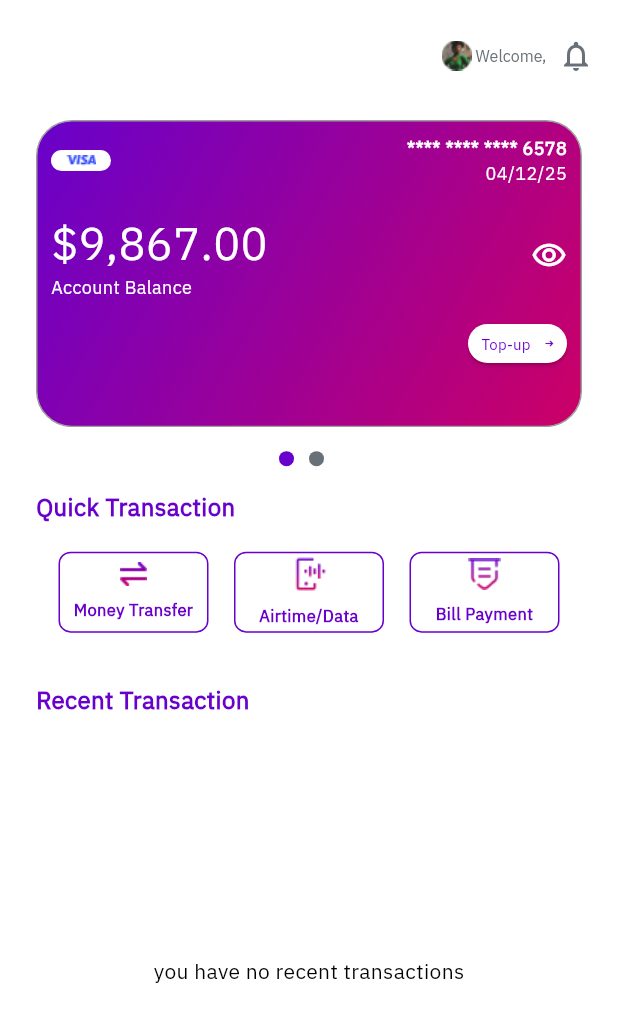
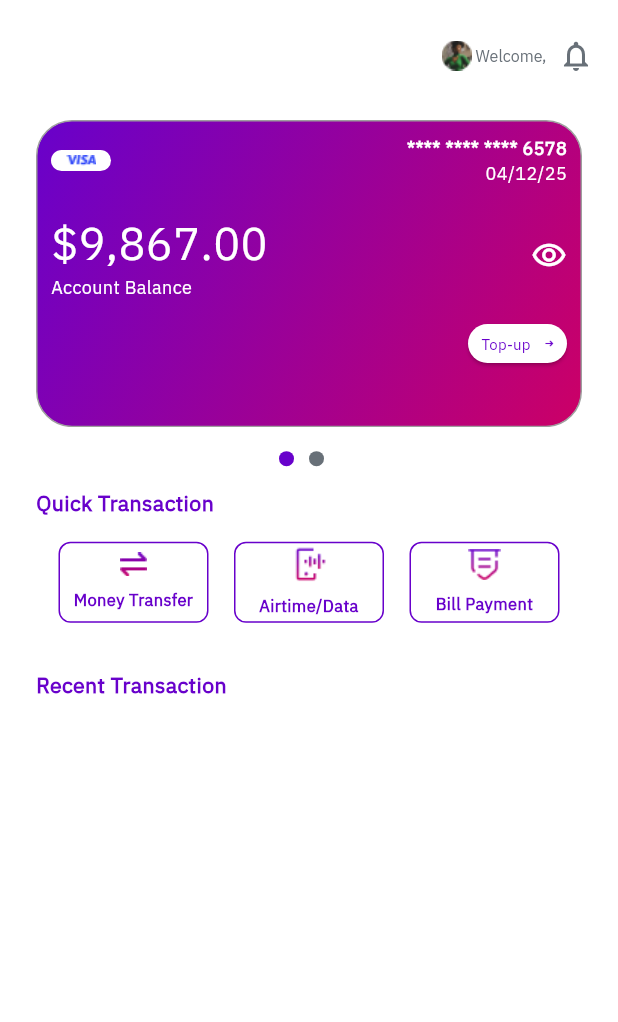
Before and after one commit to Broadspectrum-Digital-Payments/trendipay-mobile-app, a Flutter app: the WalletScreen screen opened directly, on a phone screen of 412 x 824 dp. Shown: the top 1022 px of the screen. Run offline on Flutter 3.47's test engine with Material 3 defaults, Android fonts, the phone set to English and light mode, and no system bars; drawn by our look-alikes of carousel_slider; our stand-ins replace dartz, dio, equatable, flutter_bloc, flutter_screenutil, flutter_secure_storage and 10 more; accounts and stored records are empty.

Commit message:
created styles const created hdivider widget created wallet model

```diff
--- /dev/null
+++ b/lib/common/constants/styles.dart
@@ -0,0 +1,17 @@
+
+
+import 'package:flutter/material.dart';
+
+import '../../core/constants/colors.dart';
+
+const kBoldFontStyle = TextStyle(
+  fontFamily: 'IBMPlexSans',
+  fontWeight: FontWeight.w700,
+  color: BDPColors.primary,
+);
+
+const kRegularFontStyle = TextStyle(
+  fontFamily: 'IBMPlexSans',
+  fontWeight: FontWeight.w400,
+  color: BDPColors.primary,
+);
--- a/lib/common/widgets/custom_appbar/custom_appbar.dart
+++ b/lib/common/widgets/custom_appbar/custom_appbar.dart
@@ -1,5 +1,5 @@
 import 'package:flutter/material.dart';
-import '../../../features/mainscreens/screens/wallets/widgets/wallet_user.dart';
+import '../../../src/feature/wallet/presentation/widgets/wallet_user.dart';
 import '../../../core/constants/image_strings.dart';
 import '../../../src/shared_widgets/common/authheaders.dart';
 
--- a/lib/core/constants/common.dart
+++ b/lib/core/constants/common.dart
@@ -8,3 +8,5 @@ const kWidthPadding = 24.0;
 const kSignupAction = 'sign-up';
 
 const kChangePin = 'change-pin';
+
+const kProcessedStatus = 'processed';
--- a/lib/features/mainscreens/screens/select_wallet_screen/select_wallet.dart
+++ b/lib/features/mainscreens/screens/select_wallet_screen/select_wallet.dart
@@ -7,7 +7,6 @@ import 'package:bdp_payment_app/features/mainscreens/screens/top_up/top_up_scree
 import 'package:bdp_payment_app/features/mainscreens/screens/wallets/wallet_blocs/wallet_blocs.dart';
 import 'package:bdp_payment_app/features/mainscreens/screens/wallets/wallet_blocs/wallet_events.dart';
 import 'package:bdp_payment_app/features/mainscreens/screens/wallets/wallet_blocs/wallet_states.dart';
-import 'package:bdp_payment_app/features/mainscreens/screens/wallets/wallet_controller/wallet_controller.dart';
 import 'package:flutter/material.dart';
 import 'package:flutter_bloc/flutter_bloc.dart';
 import 'package:flutter_screenutil/flutter_screenutil.dart';
@@ -42,14 +41,11 @@ class _SelectWalletScreenState extends State<SelectWalletScreen> {
 
   bool useWallerForFuture = false;
 
-  late WalletTopUpController controller;
 
   WalletBloc? bloc;
   @override
   void initState() {
     // TODO: implement initState
-    controller = WalletTopUpController(context: context);
-    controller.init();
     bloc = context.read<WalletBloc>();
     super.initState();
   }
@@ -304,7 +300,7 @@ class _SelectWalletScreenState extends State<SelectWalletScreen> {
                                         phoneNumber: phoneCtrl.text,
                                         futureUse: useWallerForFuture
                                       );
-                                      controller.addAWallet(wallet);
+                                      // controller.addAWallet(wallet);
                                       context.read<WalletBloc>().add(SaveWalletEvent(value: false!));
                                       phoneCtrl.text = "";
                                       walletNameCtrl.text = "";
--- a/lib/features/mainscreens/screens/top_up/top-up.dart
+++ b/lib/features/mainscreens/screens/top_up/top-up.dart
@@ -2,7 +2,7 @@ import 'package:bdp_payment_app/features/mainscreens/screens/bank_transfer/bank_
 import 'package:bdp_payment_app/features/mainscreens/screens/transfer_screen/transaction_blos/transfer_events.dart';
 import 'package:bdp_payment_app/features/mainscreens/screens/wallets/wallet_blocs/wallet_blocs.dart';
 import 'package:bdp_payment_app/features/mainscreens/screens/wallets/wallet_blocs/wallet_states.dart';
-import 'package:bdp_payment_app/features/mainscreens/screens/wallets/widgets/quick_transaction.dart';
+import 'package:bdp_payment_app/src/feature/wallet/presentation/widgets/quick_transaction.dart';
 import 'package:bdp_payment_app/src/feature/home/presentation/screens/navigation_menu.dart';
 import 'package:bdp_payment_app/core/constants/colors.dart';
 import 'package:bdp_payment_app/core/constants/sizes.dart';
--- a/lib/features/mainscreens/screens/top_up/top_up_screens/top_up_confirm_transaaction.dart
+++ b/lib/features/mainscreens/screens/top_up/top_up_screens/top_up_confirm_transaaction.dart
@@ -1,5 +1,4 @@
 import 'package:bdp_payment_app/common/styles/spacing_styles.dart';
-import 'package:bdp_payment_app/features/mainscreens/screens/wallets/wallet_controller/wallet_controller.dart';
 import 'package:flutter/material.dart';
 import 'package:flutter_bloc/flutter_bloc.dart';
 import 'package:get/get.dart';
@@ -22,12 +21,10 @@ class TopupConfirmTransaction extends StatefulWidget {
 
 class _TopupConfirmTransactionState extends State<TopupConfirmTransaction> {
 
-  late WalletTopUpController controller;
 
   @override
   void initState() {
     // TODO: implement initState
-    controller = WalletTopUpController(context: context);
     super.initState();
   }
   @override
@@ -79,7 +76,7 @@ class _TopupConfirmTransactionState extends State<TopupConfirmTransaction> {
                             buttonName: BDPTexts.confirmTransactionButton,
                             image: BDPImages.rightArrow,
                             onPressed: () {
-                              controller.confirmTopUp();
+                              // controller.confirmTopUp();
                             }),
                       ),
                       const SizedBox(
--- a/lib/src/feature/wallet/presentation/screens/wallet_screen.dart
+++ b/lib/src/feature/wallet/presentation/screens/wallet_screen.dart
@@ -1,17 +1,15 @@
-import 'package:bdp_payment_app/common/widgets/common_widgets.dart';
+import 'package:bdp_payment_app/common/constants/styles.dart';
+import 'package:bdp_payment_app/core/utils/app_theme_util.dart';
 import 'package:bdp_payment_app/features/mainscreens/screens/history/transaction_blocs/transaction_blocs.dart';
 import 'package:bdp_payment_app/features/mainscreens/screens/history/transaction_blocs/transaction_states.dart';
 import 'package:bdp_payment_app/features/mainscreens/screens/history/transaction_controller/transaction_controller.dart';
-import 'package:bdp_payment_app/features/mainscreens/screens/wallets/widgets/quick_transaction.dart';
-import 'package:bdp_payment_app/features/mainscreens/screens/wallets/widgets/transaction_item.dart';
-import 'package:bdp_payment_app/features/mainscreens/screens/wallets/widgets/wallet_slider.dart';
-import 'package:bdp_payment_app/features/mainscreens/screens/wallets/widgets/wallet_user.dart';
+import 'package:bdp_payment_app/src/feature/wallet/presentation/widgets/quick_transaction.dart';
+import 'package:bdp_payment_app/src/feature/wallet/presentation/widgets/wallet_slider.dart';
+import 'package:bdp_payment_app/src/feature/wallet/presentation/widgets/wallet_user.dart';
 import 'package:bdp_payment_app/core/constants/sizes.dart';
-import 'package:flutter/cupertino.dart';
+import 'package:bdp_payment_app/src/shared_widgets/common/v_space.dart';
 import 'package:flutter/material.dart';
-import 'package:flutter/widgets.dart';
 import 'package:flutter_bloc/flutter_bloc.dart';
-import 'package:flutter_screenutil/flutter_screenutil.dart';
 import 'package:get/get.dart';
 import '../../../../../core/constants/colors.dart';
 import '../../../../../core/constants/image_strings.dart';
@@ -47,25 +45,24 @@ class _WalletScreenState extends State<WalletScreen> {
         child: Column(
           children: [
             const WalletSlider(),
-            const SizedBox(
+            const VSpace(
               height: BDPSizes.spaceBtwItems,
             ),
             Expanded(
               child: Column(
                 crossAxisAlignment: CrossAxisAlignment.start,
                 children: [
-                  const Row(
+                  Row(
                     children: [
                       Text(
                         BDPTexts.quickTransaction,
-                        style: TextStyle(
-                            fontSize: 16,
-                            fontWeight: FontWeight.w700,
-                            color: BDPColors.primary),
+                        style: kBoldFontStyle.copyWith(
+                          fontSize: AppThemeUtil.fontSize(16),
+                        ),
                       ),
                     ],
                   ),
-                  const SizedBox(
+                  const VSpace(
                     height: BDPSizes.spaceBtwInputFields,
                   ),
                   Row(
@@ -94,67 +91,42 @@ class _WalletScreenState extends State<WalletScreen> {
                       ),
                     ],
                   ),
-                  const SizedBox(
+                  const VSpace(
                     height: BDPSizes.spaceBtwSections,
                   ),
                   Expanded(
                     child: Column(
                       children: [
-                        const Row(
+                        Row(
                           children: [
                             Text(
                               BDPTexts.recentTransaction,
-                              style: TextStyle(
-                                  fontWeight: FontWeight.w700,
-                                  fontSize: 16,
-                                  color: BDPColors.primary),
+                              style: kBoldFontStyle.copyWith(
+                                fontSize: AppThemeUtil.fontSize(16),
+                              ),
                             ),
                           ],
                         ),
-                        const SizedBox(
+                        const VSpace(
                           height: BDPSizes.spaceBtwItems,
                         ),
-                        Expanded(child:
-                            BlocBuilder<TransactionBlocs, TransactionStates>(
-                                builder: (context, state) {
-                          return state.loadingTransactions
-                              ? Center(
-                                  child: loader(loaderColor: BDPColors.primary),
-                                )
-                              : state.recentTransactions.isEmpty
-                                  ? const Center(
-                                      child: Text(
-                                          "you have no recent transactions"),
-                                    )
-                                  : ListView.separated(
-                                      itemCount:
-                                          state.recentTransactions.length,
-                                      itemBuilder: (context, index) {
-                                        var item =
-                                            state.recentTransactions[index];
-                                        return GestureDetector(
-                                          onTap: (){
-                                            historyController.loadTransactionById(item.id!);
-                                            _showHistoryModal();
-                                          },
-                                          child: TransactionItem(
-                                              title:
-                                                  item.transferType?.name ?? "",
-                                              description: item.description ?? "",
-                                              date:
-                                                  item.formattedProcessDate ?? "",
-                                              time: formatTime(item.processDate),
-                                              amount: item.formattedAmount ?? "",
-                                              isSuccess:
-                                                  item.status == "PROCESSED"),
-                                        );
-                                      }, separatorBuilder: (BuildContext context, int index) {
-                                        return Padding(
-                                          padding: EdgeInsets.symmetric(vertical: 8.0.h),
-                                          child: buildDivider(),
-                                        );
-                          },);
-                        })),
+                        // Expanded(child:
+                        //     BlocBuilder<TransactionBlocs, TransactionStates>(
+                        //         builder: (context, state) {
+                        //   return state.loadingTransactions
+                        //       ? Center(
+                        //           child: loader(loaderColor: BDPColors.primary),
+                        //         )
+                        //       : state.recentTransactions.isEmpty
+                        //           ? const Center(
+                        //               child: Text(
+                        //                   "you have no recent transactions"),
+                        //             )
+                        //           :
+                        //
+                        // }
+                        // ),
+                        // ),
                       ],
                     ),
                   )
--- a/lib/features/mainscreens/screens/wallets/widgets/quick_transaction.dart
+++ b/lib/src/feature/wallet/presentation/widgets/quick_transaction.dart
@@ -3,7 +3,7 @@ import 'package:get/get.dart';
 import 'package:get/get_core/src/get_main.dart';
 
 import '../../../../../core/constants/colors.dart';
-import '../../transfer_screen/transfer.dart';
+import '../../../../../features/mainscreens/screens/transfer_screen/transfer.dart';
 
 
 class QuickTransactionContainer extends StatelessWidget {
--- a/lib/features/mainscreens/screens/wallets/widgets/transaction_item.dart
+++ b/lib/src/feature/wallet/presentation/widgets/transaction_item.dart
@@ -12,6 +12,7 @@ class TransactionItem extends StatelessWidget {
   final bool isSuccess;
 
   const TransactionItem({
+    super.key,
     required this.title,
     required this.description,
     required this.date,
--- a/lib/features/mainscreens/screens/wallets/widgets/wallet_card.dart
+++ b/lib/src/feature/wallet/presentation/widgets/wallet_card.dart
@@ -5,7 +5,7 @@ import 'package:get/get_core/src/get_main.dart';
 import '../../../../../core/constants/colors.dart';
 import '../../../../../core/constants/image_strings.dart';
 import '../../../../../core/constants/text_strings.dart';
-import '../../top_up/top-up.dart';
+import '../../../../../features/mainscreens/screens/top_up/top-up.dart';
 
 class WalletCard extends StatelessWidget {
   const WalletCard({
--- a/lib/features/mainscreens/screens/wallets/widgets/wallet_slider.dart
+++ b/lib/src/feature/wallet/presentation/widgets/wallet_slider.dart
@@ -1,5 +1,5 @@
 import 'package:bdp_payment_app/features/mainscreens/controllers/wallet_controllers.dart';
-import 'package:bdp_payment_app/features/mainscreens/screens/wallets/widgets/wallet_card.dart';
+import 'package:bdp_payment_app/src/feature/wallet/presentation/widgets/wallet_card.dart';
 import 'package:carousel_slider/carousel_slider.dart';
 import 'package:flutter/material.dart';
 import 'package:get/get.dart';
```
Also changed, not shown: lib/features/mainscreens/screens/history/history.dart (+40 -41 lines), lib/features/mainscreens/screens/top_up/top_up_screens/wallet_top_up_details.dart (+1 -9 lines), lib/features/mainscreens/screens/wallets/wallet_controller/wallet_controller.dart (deleted, +0 -143 lines), lib/features/mainscreens/screens/wallets/wallet_repository/wallet_repository.dart (deleted, +0 -26 lines), lib/src/feature/wallet/domain/models/transaction/wallet_transaction_model.dart (added, +24 -0 lines), lib/src/feature/wallet/presentation/widgets/wallet_recent_transactions.dart (added, +42 -0 lines), lib/src/shared_widgets/common/h_divider.dart (added, +14 -0 lines), lib/src/feature/wallet/domain/models/transaction/wallet_transaction_model.freezed.dart (added), lib/src/feature/wallet/domain/models/transaction/wallet_transaction_model.g.dart (added), lib/src/feature/wallet/domain/models/wallet/wallet_model.dart (added), lib/src/feature/wallet/presentation/widgets/wallet_user.dart (renamed from lib/features/mainscreens/screens/wallets/widgets/wallet_user.dart), 1 other file.
